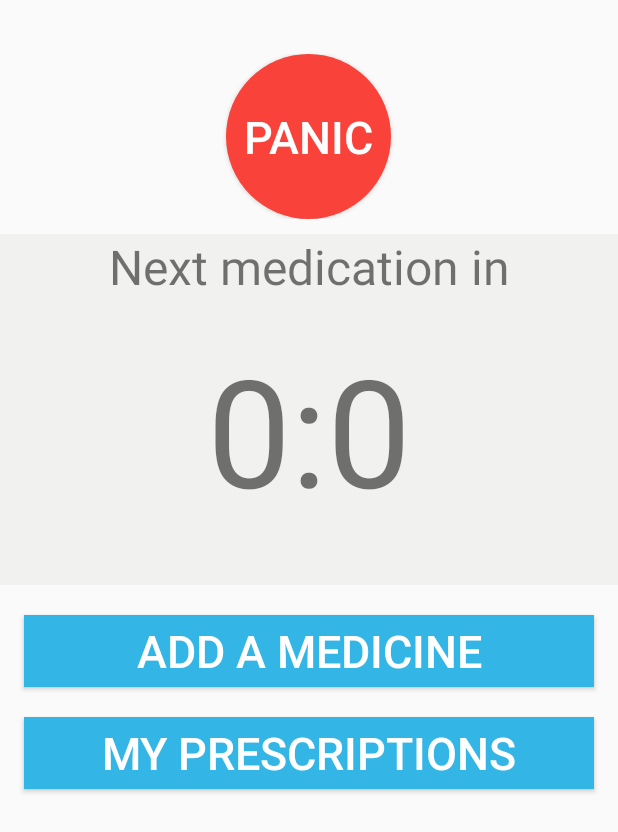
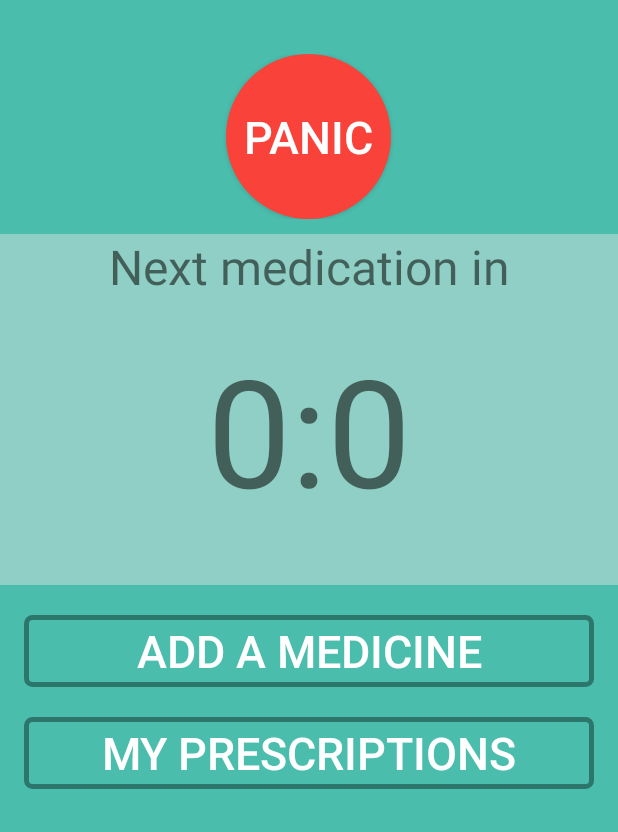
Before and after one commit to smaharj1/Ava, an Android app: the MainActivity screen opened directly, with no data from a screen before it, on a phone screen of 412 x 824 dp. Shown: the top 832 px of the screen. Run offline under Robolectric (Android 15) with nearby library versions, the phone set to English and light mode, and no system bars; our stand-ins replace Volley.

Commit message:
Main page also painted

```diff
--- a/ava-mobile/Ava/app/src/main/res/layout/activity_login.xml
+++ b/ava-mobile/Ava/app/src/main/res/layout/activity_login.xml
@@ -58,8 +58,9 @@
             android:layout_marginTop="24dp"
             android:layout_marginBottom="24dp"
             android:padding="12dp"
+            android:background="@layout/standard_button"
             android:text="Login"
-            android:textColor="#2d766c" />
+            android:textColor="@android:color/white" />
 
         <TextView android:id="@+id/link_signup"
             android:layout_width="fill_parent"
--- a/ava-mobile/Ava/app/src/main/res/layout/activity_main.xml
+++ b/ava-mobile/Ava/app/src/main/res/layout/activity_main.xml
@@ -6,7 +6,8 @@
     xmlns:app="http://schemas.android.com/apk/res-auto"
     android:layout_width="match_parent"
     android:layout_height="match_parent"
-    tools:context="com.avamobile.ava.MainActivity">
+    tools:context="com.avamobile.ava.MainActivity"
+    android:background="@drawable/ava_background">
 
     <LinearLayout xmlns:android="http://schemas.android.com/apk/res/android"
         xmlns:tools="http://schemas.android.com/tools"
@@ -31,7 +32,7 @@
                 android:background="@drawable/round_button"
                 android:id="@+id/panic"
                 android:onClick="panic_clicked"
-                android:textColor="@android:color/background_light"
+                android:textColor="@android:color/white"
                 android:textSize="30sp" />
         </LinearLayout>
 
@@ -79,11 +80,11 @@
             android:layout_height="wrap_content"
             android:layout_marginLeft="@dimen/activity_horizontal_margin"
             android:layout_marginRight="@dimen/activity_horizontal_margin"
-            android:background="@android:color/holo_blue_light"
+            android:background="@layout/standard_button"
             android:id="@+id/add_medicine"
             android:layout_marginBottom="20dp"
             android:textSize="30sp"
-            android:textColor="@android:color/background_light"
+            android:textColor="@android:color/white"
             android:layout_marginTop="20dp"
             android:onClick="addMedicine" />
 
@@ -94,9 +95,9 @@
             android:layout_marginLeft="@dimen/activity_horizontal_margin"
             android:layout_marginRight="@dimen/activity_horizontal_margin"
             android:id="@+id/details_clicked"
-            android:background="@android:color/holo_blue_light"
+            android:background="@layout/standard_button"
             android:textSize="30sp"
-            android:textColor="@android:color/background_light" />
+            android:textColor="@android:color/white" />
 
     </LinearLayout>
 </android.support.design.widget.CoordinatorLayout>
--- a/ava-mobile/Ava/app/src/main/res/layout/activity_signup.xml
+++ b/ava-mobile/Ava/app/src/main/res/layout/activity_signup.xml
@@ -74,9 +74,10 @@
             android:layout_height="wrap_content"
             android:layout_marginTop="24dp"
             android:layout_marginBottom="24dp"
+            android:background="@layout/standard_button"
             android:padding="12dp"
             android:text="Create Account"
-            android:textColor="@drawable/ava_dark" />
+            android:textColor="@android:color/white" />
 
         <TextView android:id="@+id/link_login"
             android:layout_width="fill_parent"
```
Also changed, not shown: ava-mobile/Ava/app/src/main/res/layout/standard_button.xml (added, +9 -0 lines).
